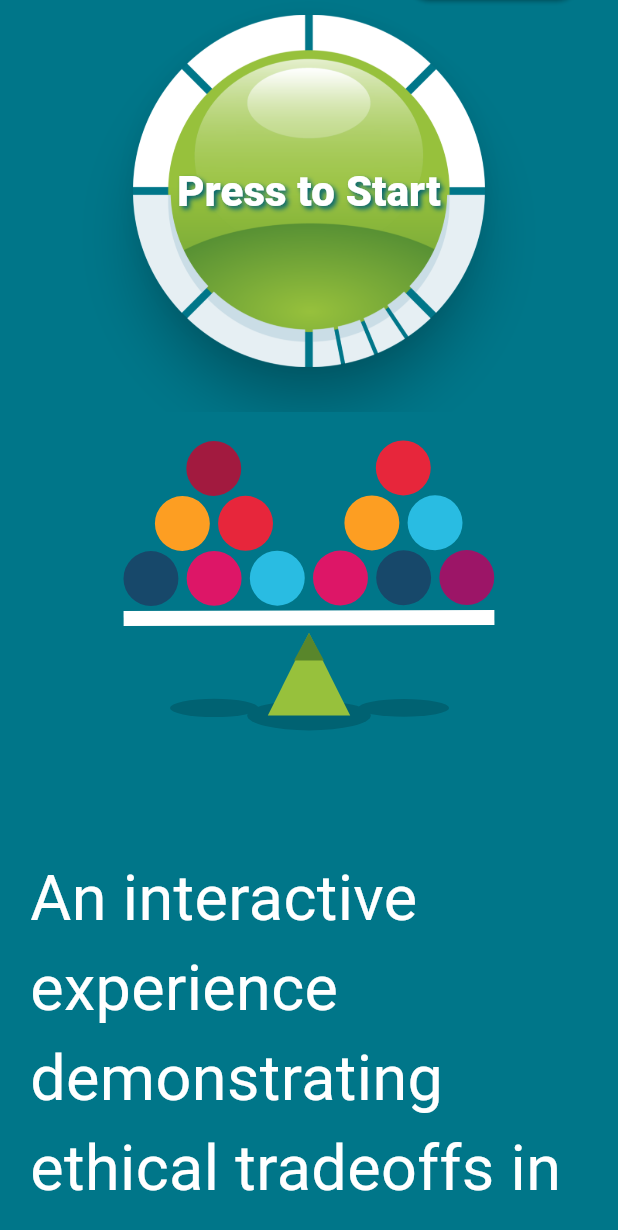
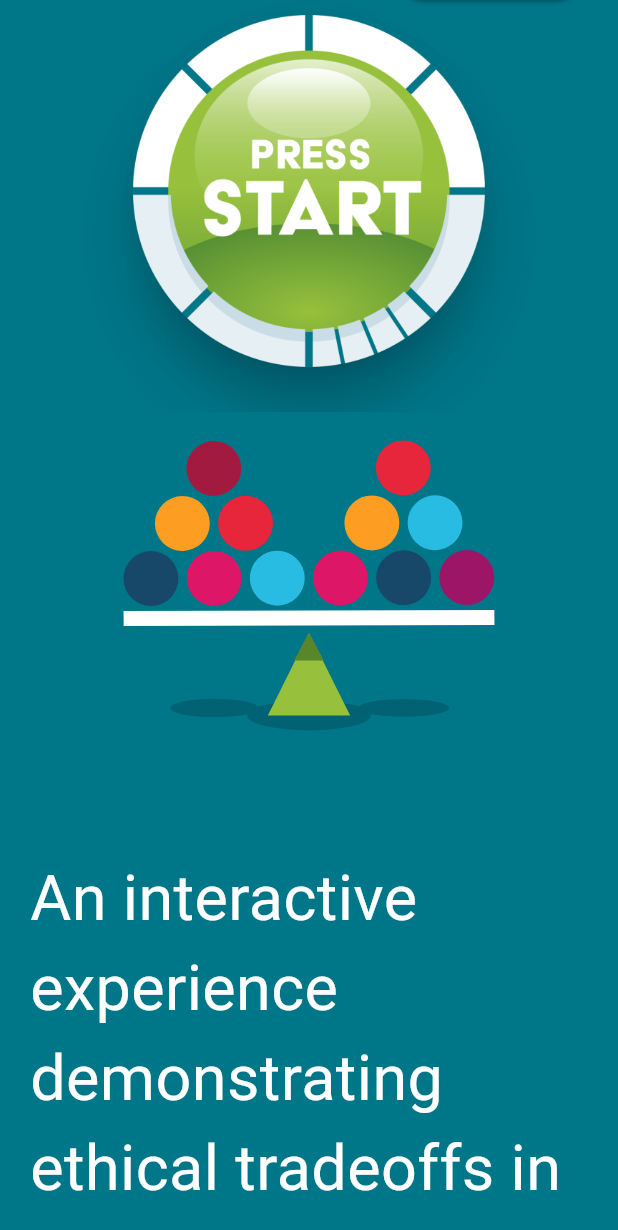
Before and after one commit to NPaspallis/seesaw, a Flutter app: the screen it shows after launch, on a phone screen of 412 x 824 dp. Shown: the top 1230 px of the screen. Run offline on Flutter 3.47's test engine with Material 3 defaults, Android fonts, the phone set to English and light mode, and no system bars; our stand-ins replace flutter_rating_bar, video_player.

Commit message:
Code cleaning

```diff
--- a/lib/buttons.dart
+++ b/lib/buttons.dart
@@ -2,6 +2,39 @@ import 'package:flutter/gestures.dart';
 import 'package:flutter/material.dart';
 
 import 'main.dart';
+
+ElevatedButton getStartButton(final BuildContext context, final VoidCallback callback) {
+
+  return ElevatedButton(
+      onPressed: () => callback.call(),
+      style: ButtonStyle(
+          padding: MaterialStateProperty.resolveWith<EdgeInsetsGeometry>((
+              Set<MaterialState> states) =>
+              EdgeInsets.all(states.contains(MaterialState.pressed) ? 0 : 0)),
+          // default elevation,
+          backgroundColor: MaterialStateProperty.all<Color>(
+              preparedPrimaryColor),
+          shadowColor: MaterialStateProperty.all<Color>(preparedShadeColor),
+          elevation: MaterialStateProperty.resolveWith<double>((
+              Set<MaterialState> states) {
+            return states.contains(MaterialState.pressed)
+                ? 5
+                : 15; // default elevation
+          }),
+          animationDuration: const Duration(milliseconds: 200),
+          shape: const MaterialStatePropertyAll(CircleBorder())
+      ),
+      child: Stack(
+        children: [
+          Container(
+              width: 300,
+              color: Colors.transparent,
+              child: Image.asset('assets/press_start_button_green.png'),
+          ),
+        ],
+      )
+  );
+}
 
 ElevatedButton getElevatedButtonWithPreparedLabel(final BuildContext context,
     final String text, final VoidCallback callback) {
--- a/lib/choose_hcs_refresher.dart
+++ b/lib/choose_hcs_refresher.dart
@@ -55,9 +55,10 @@ class _HcsChooseRefresherState extends State<HcsChooseRefresher> {
               mainAxisSize: MainAxisSize.max,
               mainAxisAlignment: MainAxisAlignment.spaceAround,
               children: [
-                getElevatedButtonWithPreparedLabel(
-                    context, 'Press HERE', skipRefresher),
-                getElevatedButtonWithPreparedLabel(context, 'Press HERE', doRefresher),
+                getOutlinedButton(context, 'SKIP REFRESHER', skipRefresher),
+                // getElevatedButtonWithPreparedLabel(context, 'Press HERE', skipRefresher),
+                getElevatedButton(context, 'DO REFRESHER', doRefresher)
+                // getElevatedButtonWithPreparedLabel(context, 'Press HERE', doRefresher),
               ],
             ),
           ],
--- a/lib/main.dart
+++ b/lib/main.dart
@@ -8,20 +8,21 @@ const preparedSecondaryColor = Color(0xFF97C13C);
 const preparedShadeColor = Color(0xFF006272);
 const preparedDarkShadeColor = Color(0xFF59862B);
 const preparedWhiteColor = Color(0xFFFFFFFF);
+const preparedOrangeColor = Color(0xFFFD9E22);
 const preparedBlueColor = Color(0xFF17486A);
 const preparedGreyColor = Colors.grey;
 const preparedBallColors = [
   preparedBlueColor,
   Color(0xFFDD1667),
   Color(0xFF29BCE2),
-  Color(0xFFFD9E22),
+  preparedOrangeColor,
   Color(0xFFE7263B),
   Color(0xFFA21A3F),
   Color(0xFF9C1567),
   preparedBlueColor,
   Color(0xFFDD1667),
   Color(0xFF29BCE2),
-  Color(0xFFFD9E22),
+  preparedOrangeColor,
   Color(0xFFE7263B),
   Color(0xFFA21A3F),
   Color(0xFF9C1567),
--- a/lib/welcome.dart
+++ b/lib/welcome.dart
@@ -25,8 +25,7 @@ class _WelcomeState extends State<Welcome> {
                 height: 300,
                 child: Padding(
                   padding: const EdgeInsets.fromLTRB(10, 10, 10, 30),
-                  child: getElevatedButtonWithPreparedLabel(
-                      context, 'Press to Start', pressedStart),
+                  child: getStartButton(context, pressedStart)
                 ))));
   }
 
```
Also changed, not shown: lib/choose_perspective.dart (added, +86 -0 lines), lib/seesaw_app.dart (+82 -132 lines).
